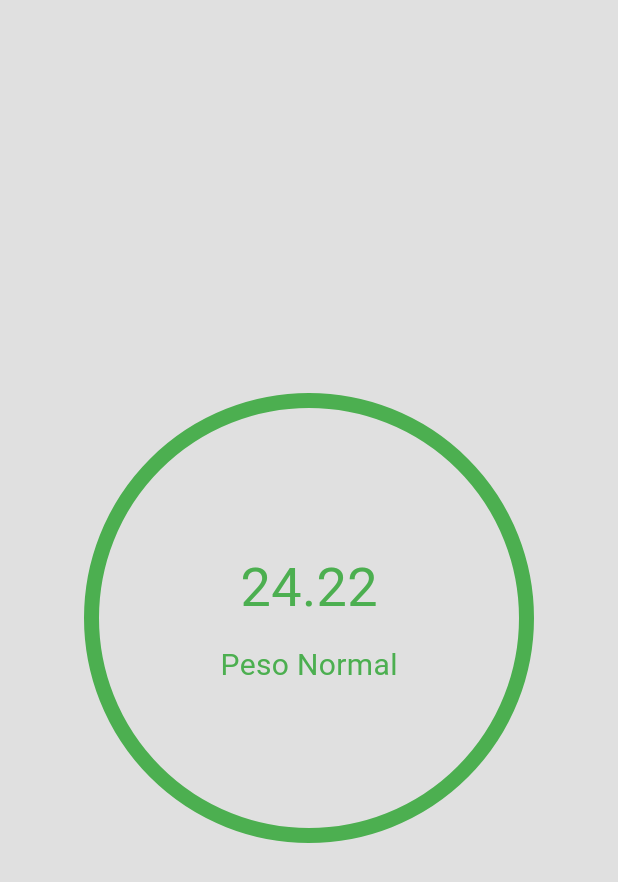
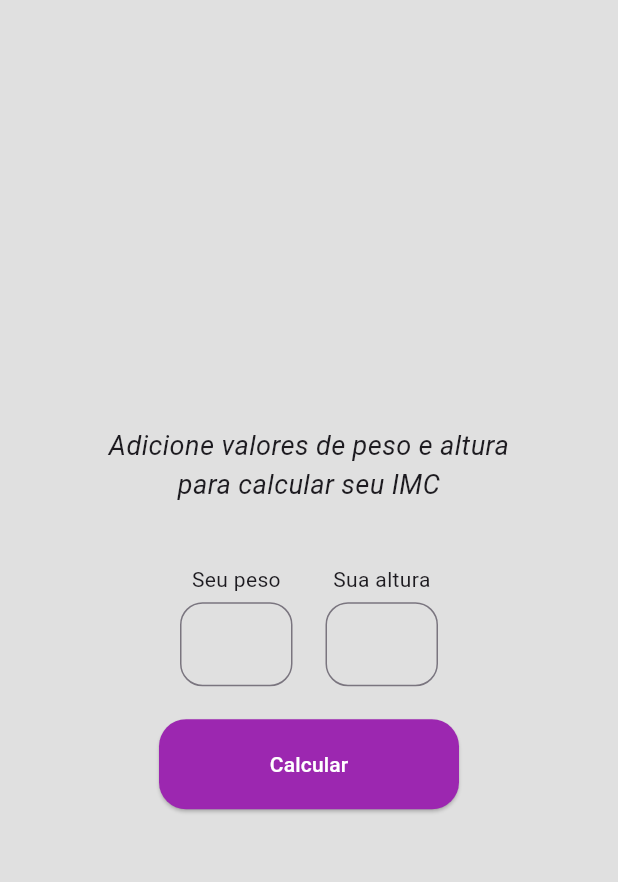
Before and after one commit to Gomessh/IMC-Calc-Flutter, a Flutter app: the screen it shows after launch, on a phone screen of 412 x 824 dp. Shown: the top 882 px of the screen. Run offline on Flutter 3.47's test engine with Material 3 defaults, Android fonts, the phone set to English and light mode, and no system bars.

Commit message:
BMI Calculator 70%, layout and functions

```diff
--- a/lib/main.dart
+++ b/lib/main.dart
@@ -29,6 +29,27 @@ class BMICalculator extends StatefulWidget {
 }
 
 class _BMICalculatorState extends State<BMICalculator> {
+  late TextEditingController weightController;
+  late TextEditingController heightController;
+
+  double? bmi;
+  String? classfication;
+  Color? resultColor;
+
+  @override
+  void initState() {
+    weightController = TextEditingController(text: '');
+    heightController = TextEditingController(text: '');
+    super.initState();
+  }
+
+  @override
+  void dispose() {
+    weightController.dispose();
+    heightController.dispose();
+    super.dispose();
+  }
+
   @override
   Widget build(BuildContext context) {
     return Scaffold(
@@ -39,26 +60,112 @@ class _BMICalculatorState extends State<BMICalculator> {
           mainAxisAlignment: MainAxisAlignment.center,
           crossAxisAlignment: CrossAxisAlignment.center,
           children: [
-            Container(
+            bmi == null
+                ? Text(
+                  'Adicione valores de peso e altura \npara calcular seu IMC',
+                  style: TextStyle(fontSize: 18, fontStyle: FontStyle.italic),
+                  textAlign: TextAlign.center,
+                )
+                : Container(
                   width: 300,
                   height: 300,
                   decoration: BoxDecoration(
                     borderRadius: BorderRadius.circular(150),
-                border: Border.all(width: 10, color: Colors.green),
+                    border: Border.all(width: 10, color: resultColor!),
                   ),
                   child: Column(
                     mainAxisAlignment: MainAxisAlignment.center,
                     children: [
                       Text(
-                    '24.22',
-                    style: TextStyle(fontSize: 36, color: Colors.green),
+                        '${bmi?.toStringAsFixed(2)}',
+                        style: TextStyle(fontSize: 36, color: resultColor!),
                       ),
                       SizedBox(height: 12),
                       Text(
-                    'Peso Normal',
-                    style: TextStyle(fontSize: 20, color: Colors.green),
+                        classfication!,
+                        style: TextStyle(fontSize: 20, color: resultColor!),
                       ),
                     ],
+                  ),
+                ),
+            SizedBox(height: 40),
+            Row(
+              mainAxisAlignment: MainAxisAlignment.center,
+              children: [
+                Column(
+                  children: [
+                    Text('Seu peso'),
+                    SizedBox(height: 5),
+                    Container(
+                      width: 75,
+                      child: TextField(
+                        controller: weightController,
+                        decoration: InputDecoration(
+                          border: OutlineInputBorder(
+                            borderRadius: BorderRadius.circular(15),
+                          ),
+                          suffixText: 'kg',
+                        ),
+                        keyboardType: TextInputType.number,
+                      ),
+                    ),
+                  ],
+                ),
+                SizedBox(width: 22),
+                Column(
+                  children: [
+                    Text('Sua altura'),
+                    SizedBox(height: 5),
+                    Container(
+                      width: 75,
+                      child: TextField(
+                        controller: heightController,
+                        decoration: InputDecoration(
+                          border: OutlineInputBorder(
+                            borderRadius: BorderRadius.circular(15),
+                          ),
+                          suffixText: 'm',
+                        ),
+                        keyboardType: TextInputType.number,
+                      ),
+                    ),
+                  ],
+                ),
+              ],
+            ),
+            SizedBox(height: 22),
+            Container(
+              width: 200,
+              height: 60,
+              child: ElevatedButton(
+                onPressed: () {
+                  try {
+                    double weight = double.parse(weightController.text);
+                    double height = double.parse(heightController.text);
+
+                    setState(() {
+                      bmi = weight / (height * height);
+                      classfication = getClassificationBmi(bmi!);
+                      resultColor = getColorBmi(bmi!);
+                    });
+                  } on Exception {
+                    setState(() {
+                      bmi = null;
+                      weightController.text = '';
+                      heightController.text = '';
+                      classfication = null;
+                      resultColor = null;
+                    });
+                    print('Digite valores válidos!');
+                  }
+                },
+                style: ElevatedButton.styleFrom(
+                  backgroundColor: Colors.purple,
+                  shape: RoundedRectangleBorder(
+                    borderRadius: BorderRadius.circular(18),
+                  ),
+                ),
+                child: Text('Calcular', style: TextStyle(color: Colors.white)),
               ),
             ),
           ],
@@ -66,4 +173,36 @@ class _BMICalculatorState extends State<BMICalculator> {
       ),
     );
   }
+
+  String getClassificationBmi(double bmi) {
+    if (bmi < 18.5) {
+      return 'Abaixo do peso';
+    } else if (bmi >= 18.5 && bmi <= 24.99) {
+      return 'Peso Normal';
+    } else if (bmi >= 25.0 && bmi <= 29.99) {
+      return 'Sobrepeso';
+    } else if (bmi >= 30.0 && bmi <= 34.99) {
+      return 'Obesidade Grau I';
+    } else if (bmi >= 35.0 && bmi <= 39.99) {
+      return 'Obesidade Grau II';
+    } else {
+      return 'Obesidade Grau III';
     }
+  }
+
+  Color getColorBmi(bmi) {
+    if (bmi < 18.5) {
+      return Colors.blue;
+    } else if (bmi >= 18.5 && bmi <= 24.99) {
+      return Colors.green;
+    } else if (bmi >= 25.0 && bmi <= 29.99) {
+      return Color(0xFFF4BE8E);
+    } else if (bmi >= 30.0 && bmi <= 34.99) {
+      return Color(0xFFee9809);
+    } else if (bmi >= 35.0 && bmi <= 39.99) {
+      return Color(0xFFe44f38);
+    } else {
+      return Colors.red;
+    }
+  }
+}
```
Lines whose indentation alone changed are shown as unchanged.
